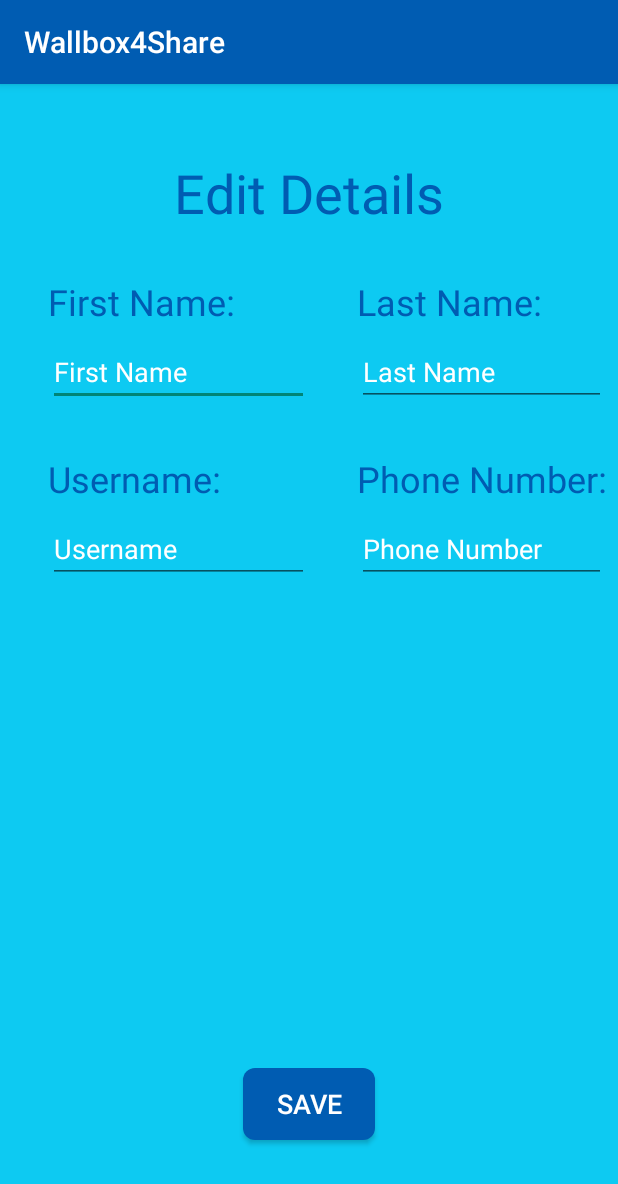
After one commit to Catalinu23/Wallbox4Share, an Android app: the EditAccountActivity screen opened directly, with no data from a screen before it, on a phone screen of 412 x 824 dp. The commit adds this screen. Shown: the top 1184 px of the screen. Run offline under Robolectric (Android 15) with nearby library versions, the phone set to English and light mode, and no system bars.

Commit message:
added "Edit Details" section

```diff
--- a/app/src/main/AndroidManifest.xml
+++ b/app/src/main/AndroidManifest.xml
@@ -19,7 +19,8 @@
         android:roundIcon="@mipmap/ic_launcher_round"
         android:supportsRtl="true"
         android:theme="@style/Theme.Wallbox4Share">
-        <activity android:name=".AccountDetailsActivity"></activity>
+        <activity android:name=".EditAccountActivity"></activity>
+        <activity android:name=".AccountDetailsActivity" />
         <activity android:name=".MyCarActivity" />
         <activity android:name=".UserMenuCategoriesActivity" />
         <activity android:name=".MapActivity" />
--- a/app/src/main/java/com/example/wallbox4share/AccountDetailsActivity.java
+++ b/app/src/main/java/com/example/wallbox4share/AccountDetailsActivity.java
@@ -2,7 +2,10 @@ package com.example.wallbox4share;
 
 import androidx.appcompat.app.AppCompatActivity;
 
+import android.content.Intent;
 import android.os.Bundle;
+import android.view.View;
+import android.widget.Button;
 
 public class AccountDetailsActivity extends AppCompatActivity {
 
@@ -10,5 +13,29 @@ public class AccountDetailsActivity extends AppCompatActivity {
     protected void onCreate(Bundle savedInstanceState) {
         super.onCreate(savedInstanceState);
         setContentView(R.layout.activity_account_details);
+
+        Button editButton = findViewById(R.id.editDetailsButton);
+        editButton.setOnClickListener(new View.OnClickListener() {
+            @Override
+            public void onClick(View v) {
+                openEditDetailsActivity();
+            }
+        });
+    }
+
+    private void openEditDetailsActivity() {
+        Intent intent = new Intent(this, EditAccountActivity.class);
+        startActivity(intent);
+    }
+
+    @Override
+    public void onBackPressed() {
+        super.onBackPressed();
+        openUserMenu();
+    }
+
+    private void openUserMenu() {
+        Intent intent = new Intent(this, UserMenuCategoriesActivity.class);
+        startActivity(intent);
     }
 }
--- /dev/null
+++ b/app/src/main/java/com/example/wallbox4share/EditAccountActivity.java
@@ -0,0 +1,31 @@
+package com.example.wallbox4share;
+
+import androidx.appcompat.app.AppCompatActivity;
+
+import android.content.Intent;
+import android.os.Bundle;
+import android.view.View;
+import android.widget.Button;
+
+public class EditAccountActivity extends AppCompatActivity {
+
+    @Override
+    protected void onCreate(Bundle savedInstanceState) {
+        super.onCreate(savedInstanceState);
+        setContentView(R.layout.activity_edit_account);
+
+        Button saveDetailsButton = findViewById(R.id.saveDetailsButton);
+        saveDetailsButton.setOnClickListener(new View.OnClickListener() {
+            @Override
+            public void onClick(View v) {
+                openAccountDetailsActivity();
+            }
+        });
+    }
+
+    private void openAccountDetailsActivity() {
+        Intent intent = new Intent(this, AccountDetailsActivity.class);
+        startActivity(intent);
+    }
+
+}
--- a/app/src/main/java/com/example/wallbox4share/MyCarActivity.java
+++ b/app/src/main/java/com/example/wallbox4share/MyCarActivity.java
@@ -45,8 +45,8 @@ public class MyCarActivity extends AppCompatActivity {
         ArrayList teslaModelS = new ArrayList();
         teslaModelS.add("Tesla Charger");
         teslaModelS.add("Tesla Super-Charger");
+        ListView compatibleWallboxesListView = findViewById(R.id.compatibleWallboxesListView);
 
-        ListView compatibleWallboxesListView = findViewById(R.id.compatibleWallboxesListView);
         ArrayAdapter arrayAdapter = new ArrayAdapter(this, R.layout.custom_list_view_layout, teslaModelS);
         compatibleWallboxesListView.setAdapter(arrayAdapter);
 
--- a/app/src/main/res/layout/activity_account_details.xml
+++ b/app/src/main/res/layout/activity_account_details.xml
@@ -159,13 +159,14 @@
 
     <ImageView
         android:id="@+id/imageView2"
-        android:layout_width="wrap_content"
-        android:layout_height="wrap_content"
+        android:layout_width="128dp"
+        android:layout_height="128dp"
         android:layout_marginTop="32dp"
         app:layout_constraintEnd_toEndOf="parent"
         app:layout_constraintStart_toStartOf="parent"
         app:layout_constraintTop_toBottomOf="@+id/accountDetailsTextView"
-        tools:srcCompat="@tools:sample/avatars" />
+        app:srcCompat="@drawable/blank_image"
+        tools:srcCompat="@drawable/blank_image" />
 
     <Space
         android:id="@+id/space"
--- /dev/null
+++ b/app/src/main/res/layout/activity_edit_account.xml
@@ -0,0 +1,155 @@
+<?xml version="1.0" encoding="utf-8"?>
+<androidx.constraintlayout.widget.ConstraintLayout xmlns:android="http://schemas.android.com/apk/res/android"
+    xmlns:app="http://schemas.android.com/apk/res-auto"
+    xmlns:tools="http://schemas.android.com/tools"
+    android:layout_width="match_parent"
+    android:layout_height="match_parent"
+    android:background="@color/light_blue"
+    tools:context=".EditAccountActivity">
+
+    <Button
+        android:id="@+id/saveDetailsButton"
+        android:layout_width="wrap_content"
+        android:layout_height="wrap_content"
+        android:layout_marginBottom="64dp"
+        android:background="@drawable/blue_rounded_button"
+        android:text="Save"
+        android:textColor="@color/white"
+        android:textSize="18sp"
+        app:layout_constraintBottom_toBottomOf="parent"
+        app:layout_constraintEnd_toEndOf="parent"
+        app:layout_constraintStart_toStartOf="parent" />
+
+    <TextView
+        android:id="@+id/phoneNumberTextView2"
+        android:layout_width="wrap_content"
+        android:layout_height="wrap_content"
+        android:layout_marginStart="32dp"
+        android:layout_marginTop="32dp"
+        android:text="Phone Number:"
+        android:textColor="@color/purple_500"
+        android:textSize="24sp"
+        app:layout_constraintStart_toEndOf="@+id/space"
+        app:layout_constraintTop_toBottomOf="@+id/editLastName" />
+
+    <TextView
+        android:id="@+id/usernameTextView2"
+        android:layout_width="wrap_content"
+        android:layout_height="wrap_content"
+        android:layout_marginStart="32dp"
+        android:layout_marginTop="32dp"
+        android:text="Username:"
+        android:textColor="@color/purple_500"
+        android:textSize="24sp"
+        app:layout_constraintStart_toStartOf="parent"
+        app:layout_constraintTop_toBottomOf="@+id/editFirstName" />
+
+    <TextView
+        android:id="@+id/lastNameTextView2"
+        android:layout_width="wrap_content"
+        android:layout_height="wrap_content"
+        android:layout_marginStart="32dp"
+        android:layout_marginTop="32dp"
+        android:text="Last Name:"
+        android:textColor="@color/purple_500"
+        android:textSize="24sp"
+        app:layout_constraintStart_toEndOf="@+id/space"
+        app:layout_constraintTop_toBottomOf="@+id/editDetailsTextView" />
+
+    <Space
+        android:id="@+id/space"
+        android:layout_width="wrap_content"
+        android:layout_height="wrap_content"
+        app:layout_constraintBottom_toBottomOf="parent"
+        app:layout_constraintEnd_toEndOf="parent"
+        app:layout_constraintStart_toStartOf="parent"
+        app:layout_constraintTop_toTopOf="parent" />
+
+    <TextView
+        android:id="@+id/firstNameTextView2"
+        android:layout_width="wrap_content"
+        android:layout_height="wrap_content"
+        android:layout_marginStart="32dp"
+        android:layout_marginTop="32dp"
+        android:text="First Name:"
+        android:textColor="@color/purple_500"
+        android:textSize="24sp"
+        app:layout_constraintStart_toStartOf="parent"
+        app:layout_constraintTop_toBottomOf="@+id/editDetailsTextView" />
+
+    <TextView
+        android:id="@+id/editDetailsTextView"
+        android:layout_width="wrap_content"
+        android:layout_height="wrap_content"
+        android:layout_marginTop="48dp"
+        android:text="Edit Details"
+        android:textColor="@color/purple_500"
+        android:textSize="36sp"
+        app:layout_constraintEnd_toEndOf="parent"
+        app:layout_constraintStart_toStartOf="parent"
+        app:layout_constraintTop_toTopOf="parent" />
+
+    <EditText
+        android:id="@+id/editFirstName"
+        android:layout_width="0dp"
+        android:layout_height="wrap_content"
+        android:layout_marginTop="8dp"
+        android:ems="10"
+        android:hint="First Name"
+        android:inputType="textPersonName"
+        android:textColor="@color/white"
+        android:textColorHint="@color/white"
+        app:layout_constraintEnd_toStartOf="@+id/space"
+        app:layout_constraintStart_toStartOf="@+id/firstNameTextView2"
+        app:layout_constraintTop_toBottomOf="@+id/firstNameTextView2" />
+
+    <EditText
+        android:id="@+id/editUsername"
+        android:layout_width="0dp"
+        android:layout_height="wrap_content"
+        android:layout_marginStart="32dp"
+        android:layout_marginTop="8dp"
+        android:ems="10"
+        android:hint="Username"
+        android:inputType="textPersonName"
+        android:textColor="@color/white"
+        android:textColorHint="@color/white"
+        app:layout_constraintEnd_toStartOf="@+id/space"
+        app:layout_constraintHorizontal_bias="0.0"
+        app:layout_constraintStart_toStartOf="parent"
+        app:layout_constraintTop_toBottomOf="@+id/usernameTextView2" />
+
+    <EditText
+        android:id="@+id/editLastName"
+        android:layout_width="0dp"
+        android:layout_height="wrap_content"
+        android:layout_marginStart="32dp"
+        android:layout_marginTop="8dp"
+        android:layout_marginEnd="8dp"
+        android:ems="10"
+        android:hint="Last Name"
+        android:inputType="textPersonName"
+        android:textColor="@color/white"
+        android:textColorHint="@color/white"
+        app:layout_constraintEnd_toEndOf="parent"
+        app:layout_constraintStart_toEndOf="@+id/space"
+        app:layout_constraintTop_toBottomOf="@+id/lastNameTextView2" />
+
+    <EditText
+        android:id="@+id/editPhoneNumber"
+        android:layout_width="0dp"
+        android:layout_height="wrap_content"
+        android:layout_marginStart="32dp"
+        android:layout_marginTop="8dp"
+        android:layout_marginEnd="8dp"
+        android:ems="10"
+        android:hint="Phone Number"
+        android:inputType="textPersonName"
+        android:textColor="@color/white"
+        android:textColorHint="@color/white"
+        app:layout_constraintEnd_toEndOf="parent"
+        app:layout_constraintHorizontal_bias="0.0"
+        app:layout_constraintStart_toEndOf="@+id/space"
+        app:layout_constraintTop_toBottomOf="@+id/phoneNumberTextView2" />
+
+</androidx.constraintlayout.widget.ConstraintLayout>
```
